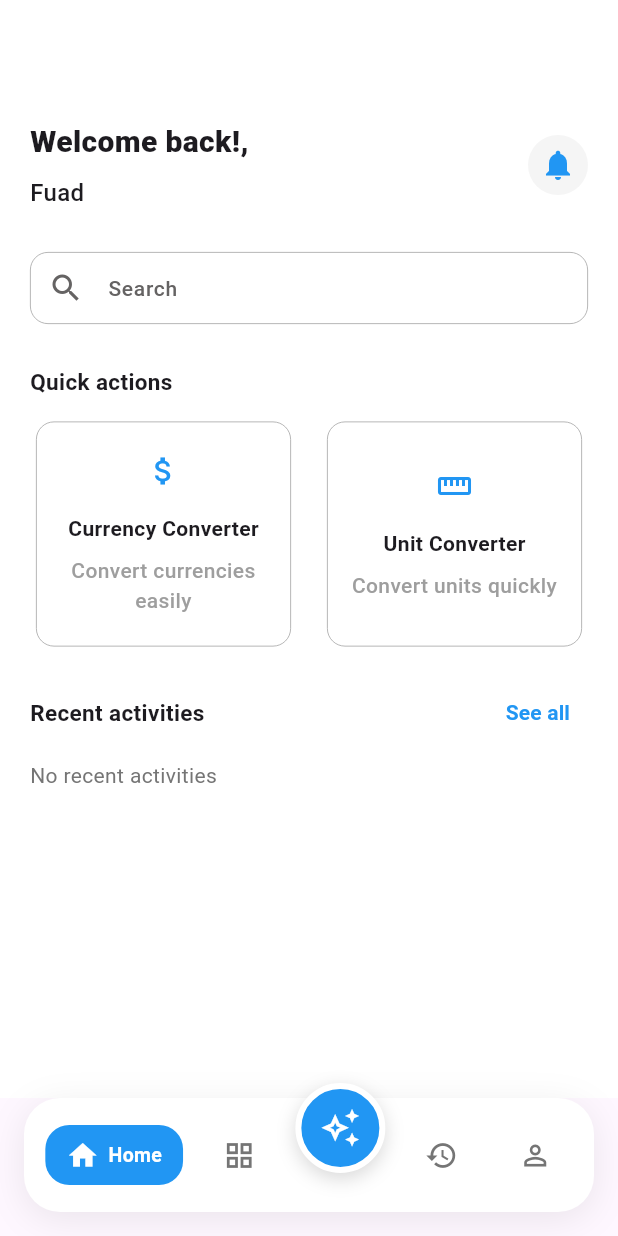
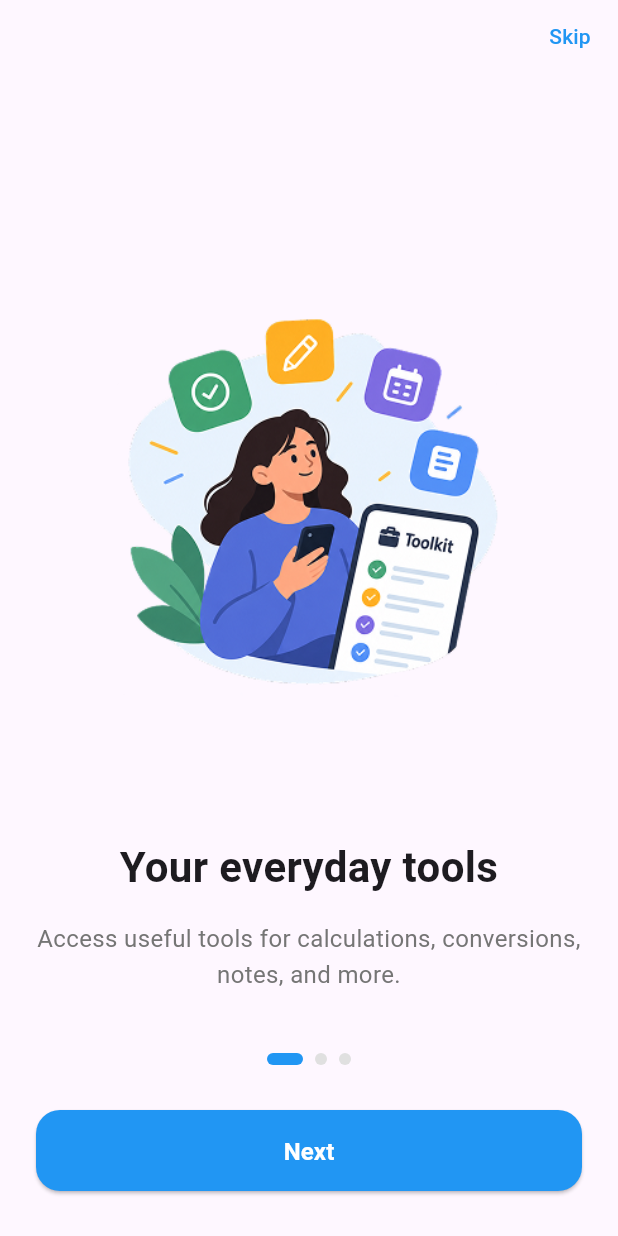
Before and after one commit to eleniyanUXD/toolkit_app, a Flutter app: the screen it shows after launch, on a phone screen of 412 x 824 dp. Run offline on Flutter 3.47's test engine with Material 3 defaults, Android fonts, the phone set to English and light mode, and no system bars; our stand-ins replace flutter_svg, shared_preferences, supabase_flutter; accounts and stored records are empty.

Commit message:
feat: add onboarding screens and illustrations

```diff
--- a/lib/main.dart
+++ b/lib/main.dart
@@ -1,5 +1,6 @@
 import 'package:flutter/material.dart';
 import 'package:supabase_flutter/supabase_flutter.dart';
+import 'package:toolkit_app/screens/onboarding_screen.dart';
 
 import 'navigation/main_navigation.dart';
 
@@ -21,7 +22,7 @@ class MyApp extends StatelessWidget {
   Widget build(BuildContext context) {
     return MaterialApp(
       debugShowCheckedModeBanner: false,
-      home: MainNavigation(),
+      home: OnboardingScreen(),
     );
   }
 }
--- /dev/null
+++ b/lib/models/onboarding_model.dart
@@ -0,0 +1,11 @@
+class OnboardingModel {
+  final String title;
+  final String description;
+  final String image;
+
+  const OnboardingModel({
+    required this.title,
+    required this.description,
+    required this.image,
+  });
+}
--- /dev/null
+++ b/lib/screens/asset_test_screen.dart
@@ -0,0 +1,22 @@
+import 'package:flutter/material.dart';
+import 'package:flutter_svg/flutter_svg.dart';
+
+class AssetTestScreen extends StatelessWidget {
+  const AssetTestScreen({super.key});
+
+  @override
+  Widget build(BuildContext context) {
+    return Scaffold(
+      appBar: AppBar(
+        title: const Text('Asset Test'),
+      ),
+      body: Center(
+        child: SvgPicture.asset(
+          'assets/illustrations/onboardingg1.svg',
+          width: 300,
+          height: 300,
+        ),
+      ),
+    );
+  }
+}
--- /dev/null
+++ b/lib/screens/onboarding_screen.dart
@@ -0,0 +1,145 @@
+import 'package:flutter/material.dart';
+import '../models/onboarding_model.dart';
+import '../widgets/onboarding_page.dart';
+
+class OnboardingScreen extends StatefulWidget {
+  const OnboardingScreen({super.key});
+
+  @override
+  State<OnboardingScreen> createState() => _OnboardingScreenState();
+}
+
+class _OnboardingScreenState extends State<OnboardingScreen> {
+  final PageController _pageController = PageController();
+
+  int _currentPage = 0;
+
+  final List<OnboardingModel> onboardingPages = [
+    const OnboardingModel(
+      title: 'Your everyday tools',
+      description:
+          'Access useful tools for calculations, conversions, notes, and more.',
+      image: 'assets/illustrations/onboardinggg1.png',
+    ),
+
+    const OnboardingModel(
+      title: 'Work smarter',
+      description:
+          'Make everyday tasks easier with quick and simple tools designed for you.',
+      image: 'assets/illustrations/onboardinggg2.png',
+    ),
+
+    const OnboardingModel(
+      title: 'Meet Your AI Assistant',
+      description:
+          'Get quick answers and helpful assistance whenever you need it.',
+      image: 'assets/illustrations/onboardinggg3.png',
+    ),
+  ];
+
+  @override
+  void dispose() {
+    _pageController.dispose();
+    super.dispose();
+  }
+
+  void _nextPage() {
+    if (_currentPage < onboardingPages.length - 1) {
+      _pageController.nextPage(
+        duration: const Duration(milliseconds: 300),
+        curve: Curves.easeInOut,
+      );
+    } else {
+      // We will navigate to the sign-in screen here later.
+    }
+  }
+
+  void _skipOnboarding() {
+    // We will navigate to the sign-in screen here later.
+  }
+
+  @override
+  Widget build(BuildContext context) {
+    return Scaffold(
+      body: SafeArea(
+        child: Column(
+          children: [
+            Align(
+              alignment: Alignment.topRight,
+              child: TextButton(
+                onPressed: _skipOnboarding,
+                child: const Text(
+                  'Skip',
+                  style: TextStyle(fontSize: 14, color: Colors.blue),
+                ),
+              ),
+            ),
+
+            Expanded(
+              child: PageView.builder(
+                controller: _pageController,
+                itemCount: onboardingPages.length,
+                onPageChanged: (index) {
+                  setState(() {
+                    _currentPage = index;
+                  });
+                },
+                itemBuilder: (context, index) {
+                  return OnboardingPage(onboarding: onboardingPages[index]);
+                },
+              ),
+            ),
+
+            // Page indicators
+            Row(
+              mainAxisAlignment: MainAxisAlignment.center,
+              children: List.generate(onboardingPages.length, (index) {
+                return AnimatedContainer(
+                  duration: const Duration(milliseconds: 250),
+                  margin: const EdgeInsets.symmetric(horizontal: 4),
+                  height: 8,
+                  width: _currentPage == index ? 24 : 8,
+                  decoration: BoxDecoration(
+                    color: _currentPage == index
+                        ? Colors.blue
+                        : Colors.grey.shade300,
+                    borderRadius: BorderRadius.circular(10),
+                  ),
+                );
+              }),
+            ),
+
+            const SizedBox(height: 30),
+
+            Padding(
+              padding: const EdgeInsets.symmetric(horizontal: 24),
+              child: SizedBox(
+                width: double.infinity,
+                height: 54,
+                child: ElevatedButton(
+                  onPressed: _nextPage,
+                  style: ElevatedButton.styleFrom(
+                    backgroundColor: Colors.blue,
+                    foregroundColor: Colors.white,
+                    padding: const EdgeInsets.symmetric(vertical: 16),
+                    shape: RoundedRectangleBorder(
+                      borderRadius: BorderRadius.circular(16),
+                    ),
+                  ),
+                  child: Text(
+                    _currentPage == onboardingPages.length - 1
+                        ? 'Get Started'
+                        : 'Next',
+                    style: TextStyle(fontSize: 16, fontWeight: FontWeight.bold),
+                  ),
+                ),
+              ),
+            ),
+
+            const SizedBox(height: 30),
+          ],
+        ),
+      ),
+    );
+  }
+}
--- /dev/null
+++ b/lib/widgets/onboarding_page.dart
@@ -0,0 +1,51 @@
+import 'package:flutter/material.dart';
+import '../models/onboarding_model.dart';
+
+class OnboardingPage extends StatelessWidget {
+  final OnboardingModel onboarding;
+
+  const OnboardingPage({super.key, required this.onboarding});
+
+  @override
+  Widget build(BuildContext context) {
+    return Padding(
+      padding: const EdgeInsets.symmetric(horizontal: 24),
+      child: Column(
+        children: [
+          const SizedBox(height: 60),
+
+          Expanded(
+            child: Center(
+              child: Image.asset(
+                onboarding.image,
+                width: 300,
+                height: 300,
+                fit: BoxFit.contain,
+              ),
+            ),
+          ),
+
+          Text(
+            onboarding.title,
+            textAlign: TextAlign.center,
+            style: const TextStyle(fontSize: 28, fontWeight: FontWeight.w700),
+          ),
+
+          const SizedBox(height: 16),
+
+          Text(
+            onboarding.description,
+            textAlign: TextAlign.center,
+            style: TextStyle(
+              fontSize: 16,
+              height: 1.5,
+              color: Colors.grey.shade600,
+            ),
+          ),
+
+          const SizedBox(height: 40),
+        ],
+      ),
+    );
+  }
+}
```
Also changed, not shown: pubspec.yaml (+5 -8 lines), assets/illustrations/onboardinggg1.png (added), assets/illustrations/onboardinggg2.png (added), assets/illustrations/onboardinggg3.png (added), pubspec.lock.
